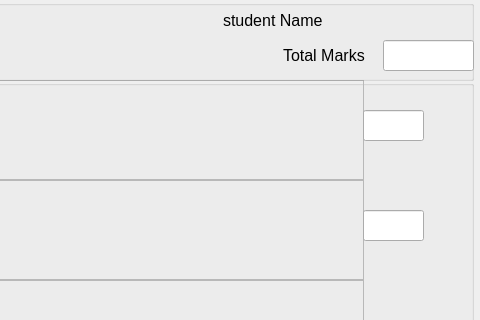
This is markingpapers.ui in dkithmal/BinduProjectTeacher as Qt 5 draws it before an edit; both pictures show x 637 to 1117 and y 0 to 320 of the 1117 by 627 pixel window. The edited form follows.
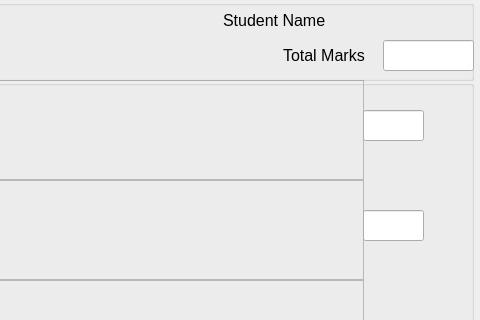
This is the edited form.

What changed in the file:
```diff
--- a/markingpapers.ui
+++ b/markingpapers.ui
@@ -355,7 +355,7 @@
         </size>
        </property>
        <property name="text">
-        <string>student Name</string>
+        <string>Student Name</string>
        </property>
       </widget>
      </item>
```
Left out of the diff: 2 changed lines with no effect on the pictures.
